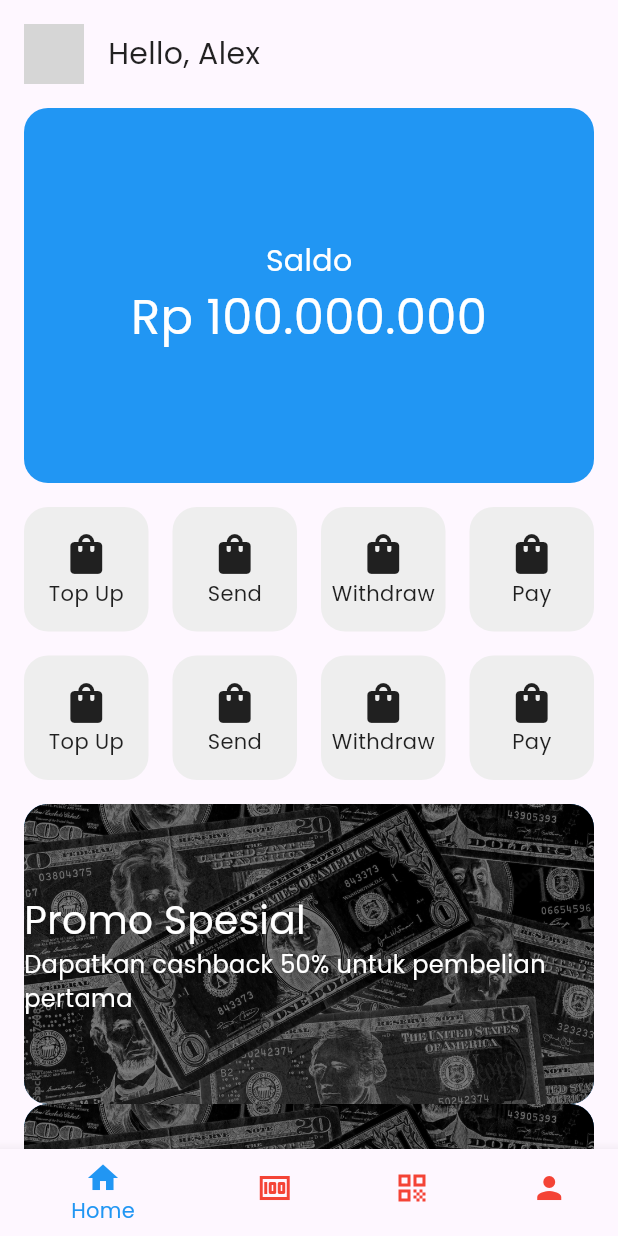
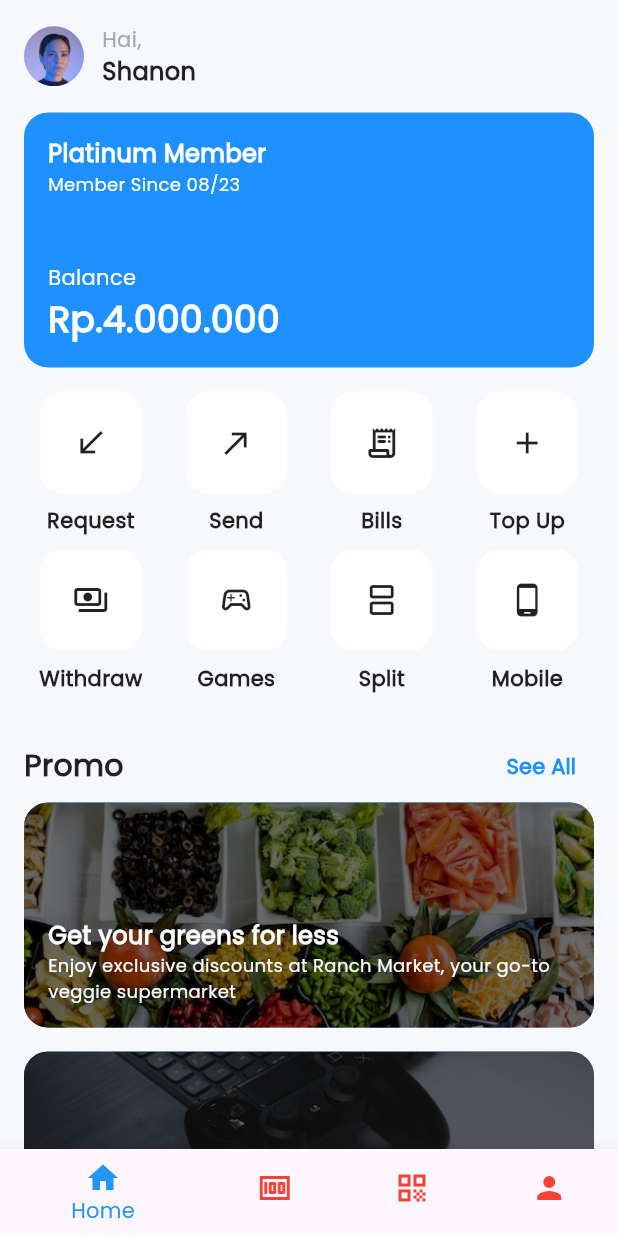
Before and after one commit to chandpras/2117051040-advanced-mobile, a Flutter app: the screen it shows after launch, on a phone screen of 412 x 824 dp. Run offline on Flutter 3.47's test engine with Material 2 defaults, Android fonts, the phone set to English and light mode, and no system bars; our stand-ins replace font_awesome_flutter, google_fonts, lottie; grey boxes are pictures that could not be loaded.

Commit message:
commit tugas 05-home

```diff
--- a/lib/screens/home_screen.dart
+++ b/lib/screens/home_screen.dart
@@ -9,11 +9,38 @@ class HomeScreen extends StatefulWidget {
 
 class _HomeScreenState extends State<HomeScreen> {
 
-  var fitur = ["Top Up", "Send", "Withdraw", "Pay", "Top Up", "Send", "Withdraw", "Pay"];
+  var feature = ["Request", "Send", "Bills", "Top Up", "Withdraw", "Games", "Split", "Mobile"];
+
+  List<Icon> feature_icons = [
+    Icon(Icons.call_received),
+    Icon(Icons.call_made),
+    Icon(Icons.receipt_long_rounded),
+    Icon(Icons.add),
+    Icon(Icons.payments_outlined),
+    Icon(Icons.sports_esports_outlined),
+    Icon(Icons.splitscreen),
+    Icon(Icons.phone_android)
+  ];
+
+  var listview_img = [
+    "assets/images/foodlist.jpg",
+    "assets/images/gamelist.png"
+  ];
+
+  var listview_title = [
+    "Get your greens for less",
+    "Level up your gaming experience"
+  ];
+
+  var listview_desc = [
+    "Enjoy exclusive discounts at Ranch Market, your go-to veggie supermarket",
+    "Get exciting cashback offers on topping up your game balance"
+  ];
 
   @override
   Widget build(BuildContext context) {
     return Scaffold(
+      backgroundColor: Color.fromARGB(255, 246, 248, 251),
       body: SafeArea(
         child: RefreshIndicator(
           onRefresh: () {
@@ -27,9 +54,15 @@ class _HomeScreenState extends State<HomeScreen> {
                   padding: const EdgeInsets.all(16.0),
                   child: Row(
                     children: [
-                      CircleAvatar(radius: 20, backgroundImage: NetworkImage("https://i.pinimg.com/474x/98/51/1e/98511ee98a1930b8938e42caf0904d2d.jpg"),),
-                      SizedBox(width: 16,),
-                      Text( "Hello, Alex", style: TextStyle(fontSize: 20),),
+                      CircleAvatar(radius: 20, backgroundImage: AssetImage("assets/images/shanon.png"),),
+                      SizedBox(width: 12,),
+                      Column(
+                        crossAxisAlignment: CrossAxisAlignment.start,
+                        children: [
+                          Text( "Hai,", style: TextStyle(fontSize: 14, color: Color.fromARGB(255, 164, 168, 174),),),
+                          Text( "Shanon", style: TextStyle(fontSize: 16, fontWeight: FontWeight.bold),),
+                        ],
+                      ),
                     ],
                   ),
                 ),
@@ -37,67 +70,107 @@ class _HomeScreenState extends State<HomeScreen> {
                 Container(
                   margin: EdgeInsets.symmetric(horizontal: 16),
                   width: double.infinity,
-                  height: 250,
-                  decoration: BoxDecoration(color: Colors.blue, borderRadius: BorderRadius.circular(16),),
+                  height: 170,
+                  decoration: BoxDecoration(color: Color.fromARGB(255, 30, 144, 255), borderRadius: BorderRadius.circular(16),),
+                  child: Padding(
+                    padding: const EdgeInsets.all(16.0),
                     child: Column(
-                    mainAxisAlignment: MainAxisAlignment.center,
+                      mainAxisAlignment: MainAxisAlignment.spaceBetween,
+                      crossAxisAlignment: CrossAxisAlignment.start,
                       children: [
-                      Text("Saldo", style: TextStyle(fontSize: 20, color: Colors.white,),),
-                      Text("Rp 100.000.000", style: TextStyle(fontSize: 32, color: Colors.white,),),
+                        Column(
+                          crossAxisAlignment: CrossAxisAlignment.start,
+                          children: [
+                            Text("Platinum Member", style: TextStyle(fontSize: 16, color: Colors.white, fontWeight: FontWeight.bold),),
+                            Text("Member Since 08/23", style: TextStyle(fontSize: 12, color: Colors.white,),),
                           ],
+                        ),
+                        Column(
+                          crossAxisAlignment: CrossAxisAlignment.start,
+                          children: [
+                            Text("Balance", style: TextStyle(fontSize: 14, color: Colors.white,),),
+                            Text("Rp.4.000.000", style: TextStyle(fontSize: 24, color: Colors.white, fontWeight: FontWeight.bold),),
+                          ],
+                        ),
+                      ],
+                    ),
                   ),
                 ),
 
                 Padding(
                   padding: const EdgeInsets.all(16.0),
                   child: GridView.builder(
-                    itemCount: fitur.length,
+                    itemCount: feature.length,
                     physics: NeverScrollableScrollPhysics(),
                     shrinkWrap: true,
                     gridDelegate: SliverGridDelegateWithFixedCrossAxisCount(
                         crossAxisCount: 4,
                         mainAxisSpacing: 16,
-                        crossAxisSpacing: 16),
+                        crossAxisSpacing: 8),
                     itemBuilder: (context, index) {
-                      return Container(
-                        decoration: BoxDecoration(color: Colors.grey[200], borderRadius: BorderRadius.circular(16),),
+                      return Column(
+                        children:[
+                          Container(
+                          margin: EdgeInsets.only(bottom: 8),
+                          decoration: BoxDecoration(color: Colors.white, borderRadius: BorderRadius.circular(16),),
                           child: Column(
                             mainAxisAlignment: MainAxisAlignment.center,
                             children: [
-                            Icon(Icons.shopping_bag, size: 32,),
-                            Flexible(
-                              child: Text(fitur[index], overflow: TextOverflow.ellipsis,),
+                              Padding(
+                                padding: const EdgeInsets.all(22),
+                                child: feature_icons[index],
                               ),
                             ],
                           ),
+                        ),
+                          Flexible(
+                            child: Text(feature[index], style: TextStyle(fontSize: 14, fontWeight: FontWeight.bold), overflow: TextOverflow.visible,),
+                          ),
+                        ],
                       );
                     },
                   ),
                 ),
 
+                Padding(
+                  padding: const EdgeInsets.only(top: 16, left: 16, right: 16),
+                  child: Row(
+                    mainAxisAlignment: MainAxisAlignment.spaceBetween,
+                    children: [
+                      Text("Promo", style: TextStyle(fontSize: 20,fontWeight: FontWeight.bold),),
+                      TextButton(
+                      onPressed: () {},
+                      child: Text("See All", style: TextStyle(color: Color.fromARGB(255, 30, 144, 255), fontWeight: FontWeight.bold),),)
+                    ],
+                  ),
+                ),
+
                 ListView.builder(
-                  itemCount: 5,
+                  itemCount: 2,
                   shrinkWrap: true,
                   physics: NeverScrollableScrollPhysics(),
                   itemBuilder: (context, index) {
                     return Container(
-                      margin: EdgeInsets.symmetric(horizontal: 16),
+                      margin: EdgeInsets.only(right: 16, left: 16, bottom: 16),
                       width: double.infinity,
-                      height: 200,
-                      decoration: BoxDecoration(color: Colors.blue, borderRadius: BorderRadius.circular(16), image: DecorationImage(fit: BoxFit.cover, image: AssetImage("assets/images/money.jpg"),),),
+                      height: 150,
+                      decoration: BoxDecoration(color: Colors.blue, borderRadius: BorderRadius.circular(16), image: DecorationImage(fit: BoxFit.cover, image: AssetImage(listview_img[index]),),),
                       child: Stack(
-                        alignment: AlignmentDirectional.center,
+                        alignment: AlignmentDirectional.bottomStart,
                         children: [
                           Container(
-                            decoration: BoxDecoration(color: Colors.black.withOpacity(0.5), borderRadius: BorderRadius.circular(16),),
+                            decoration: BoxDecoration(color: Colors.black.withOpacity(0.55), borderRadius: BorderRadius.circular(16),),
                           ),
-                          Column(
+                          Padding(
+                            padding: const EdgeInsets.all(16),
+                            child: Column(
                               mainAxisSize: MainAxisSize.min,
                               crossAxisAlignment: CrossAxisAlignment.start,
                               children: [
-                              Text("Promo Spesial", style: TextStyle(color: Colors.white, fontSize: 26)),
-                              Text("Dapatkan cashback 50% untuk pembelian pertama", style: TextStyle(color: Colors.white, fontSize: 16)),
+                                Text(listview_title[index], style: TextStyle(color: Colors.white, fontSize: 16, fontWeight: FontWeight.bold)),
+                                Text(listview_desc[index], style: TextStyle(color: Colors.white, fontSize: 12)),
                               ],
+                            ),
                           ),
                         ],
                       ),
```
Also changed, not shown: assets/images/foodlist.jpg (added), assets/images/gamelist.png (added), assets/images/money.jpg (deleted), assets/images/shanon.png (added). Lines whose indentation alone changed are shown as unchanged.
